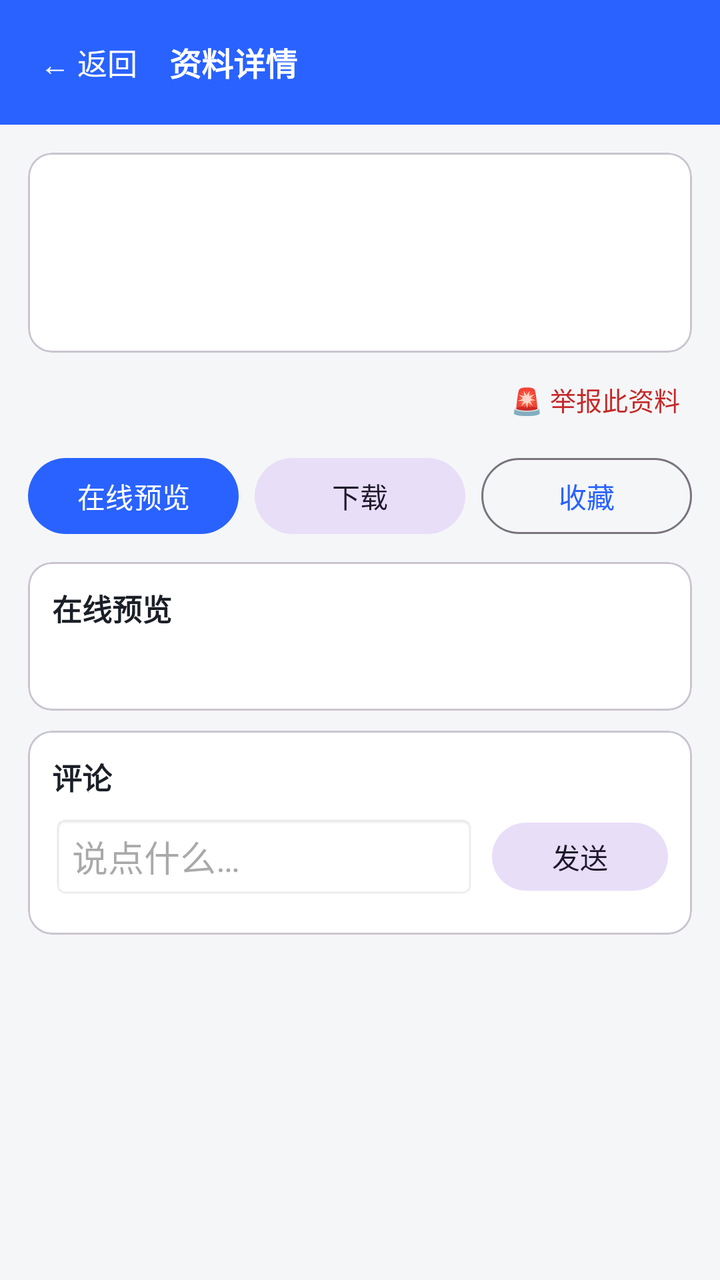
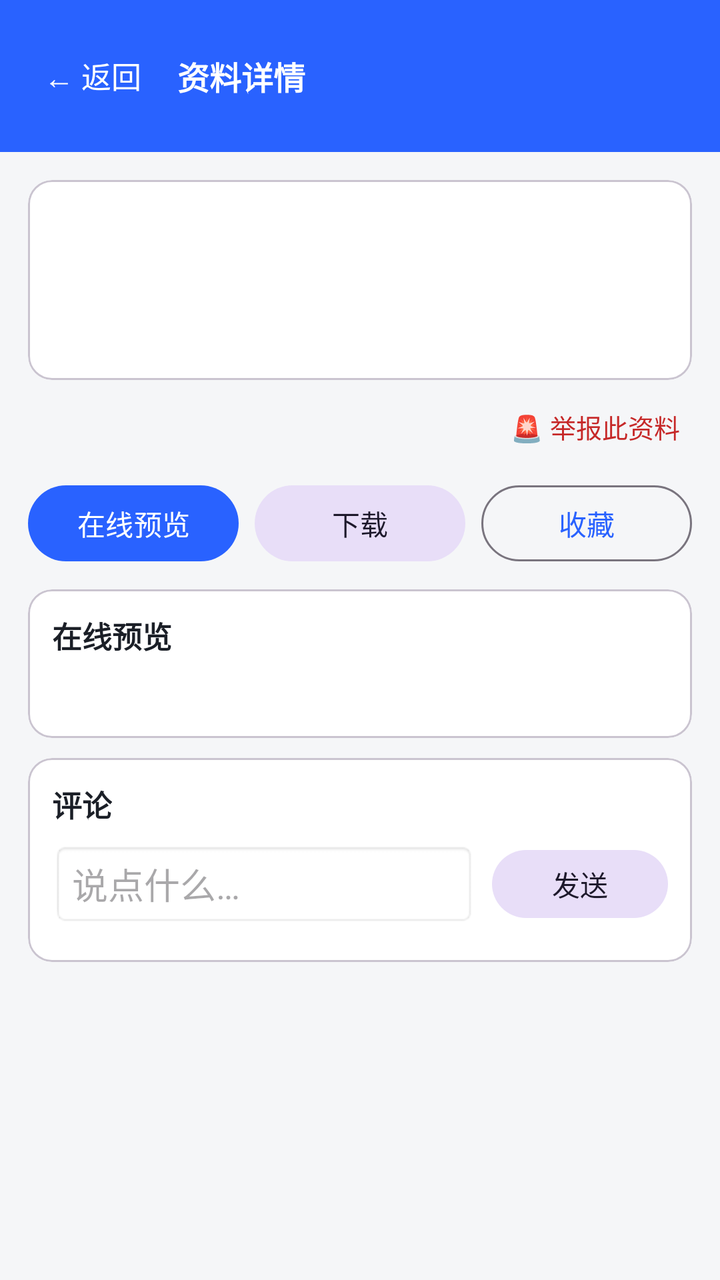

Compare the two renders of this Android layout. The source of the first and the diff that turns it into the second are given below.
<!-- AndroidManifest.xml: application theme Theme.ExamPrep -->
<!-- res/layout/activity_resource_detail.xml -->
<?xml version="1.0" encoding="utf-8"?>
<LinearLayout xmlns:android="http://schemas.android.com/apk/res/android"
    android:layout_width="match_parent" android:layout_height="match_parent"
    android:orientation="vertical" android:background="@color/bg">

    <LinearLayout
        android:layout_width="match_parent" android:layout_height="wrap_content"
        android:background="@color/primary" android:gravity="center_vertical"
        android:orientation="horizontal" android:padding="14dp">

        <TextView
            android:id="@+id/btnBack"
            android:layout_width="wrap_content" android:layout_height="wrap_content"
            android:padding="6dp" android:text="← 返回"
            android:textColor="#FFFFFF" android:textSize="15sp" />

        <TextView
            android:layout_width="0dp" android:layout_weight="1"
            android:layout_height="wrap_content" android:layout_marginStart="10dp"
            android:text="资料详情" android:textColor="#FFFFFF" android:textSize="16sp"
            android:textStyle="bold" />
    </LinearLayout>

    <ScrollView
        android:layout_width="match_parent" android:layout_height="0dp"
        android:layout_weight="1" android:fillViewport="true">

        <LinearLayout
            android:layout_width="match_parent" android:layout_height="wrap_content"
            android:orientation="vertical" android:padding="14dp">

            <com.google.android.material.card.MaterialCardView
                android:layout_width="match_parent" android:layout_height="wrap_content">
                <LinearLayout
                    android:layout_width="match_parent" android:layout_height="wrap_content"
                    android:orientation="vertical" android:padding="14dp">
                    <TextView
                        android:id="@+id/tvTitle"
                        android:layout_width="match_parent" android:layout_height="wrap_content"
                        android:textColor="@color/text_main" android:textSize="17sp"
                        android:textStyle="bold" />
                    <TextView
                        android:id="@+id/tvMeta"
                        style="@style/CardText" android:layout_marginTop="6dp" />
                    <TextView
                        android:id="@+id/tvDesc"
                        style="@style/CardText" android:layout_marginTop="8dp" />
                </LinearLayout>
            </com.google.android.material.card.MaterialCardView>

            <LinearLayout
                android:layout_width="match_parent" android:layout_height="wrap_content"
                android:layout_marginTop="8dp" android:gravity="end"
                android:orientation="horizontal">
                <TextView
                    android:id="@+id/btnReport"
                    android:layout_width="wrap_content" android:layout_height="wrap_content"
                    android:padding="6dp" android:text="🚨 举报此资料"
                    android:textColor="@color/wrong" android:textSize="13sp"
                    android:background="?attr/selectableItemBackground" />
                <TextView
                    android:id="@+id/btnAppeal"
                    android:layout_width="wrap_content" android:layout_height="wrap_content"
                    android:layout_marginStart="14dp" android:padding="6dp"
                    android:text="⚖️ 对下架结果申诉"
                    android:textColor="@color/primary" android:textSize="13sp"
                    android:visibility="gone"
                    android:background="?attr/selectableItemBackground" />
            </LinearLayout>

            <LinearLayout
                android:layout_width="match_parent" android:layout_height="wrap_content"
                android:layout_marginTop="10dp" android:orientation="horizontal">
                <com.google.android.material.button.MaterialButton
                    android:id="@+id/btnPreview"
                    android:layout_width="0dp" android:layout_weight="1"
                    android:layout_height="46dp" android:layout_marginEnd="4dp"
                    android:text="在线预览" />
                <com.google.android.material.button.MaterialButton
                    android:id="@+id/btnDownload"
                    style="@style/Widget.Material3.Button.TonalButton"
                    android:layout_width="0dp" android:layout_weight="1"
                    android:layout_height="46dp" android:layout_marginStart="4dp"
                    android:layout_marginEnd="4dp" android:text="下载" />
                <com.google.android.material.button.MaterialButton
                    android:id="@+id/btnFavorite"
                    style="@style/Widget.Material3.Button.OutlinedButton"
                    android:layout_width="0dp" android:layout_weight="1"
                    android:layout_height="46dp" android:layout_marginStart="4dp"
                    android:text="收藏" />
            </LinearLayout>

            <com.google.android.material.card.MaterialCardView
                android:layout_width="match_parent" android:layout_height="wrap_content"
                android:layout_marginTop="10dp">
                <LinearLayout
                    android:layout_width="match_parent" android:layout_height="wrap_content"
                    android:orientation="vertical" android:padding="12dp">
                    <TextView style="@style/CardTitle" android:text="在线预览" />
                    <androidx.recyclerview.widget.RecyclerView
                        android:id="@+id/rvPages"
                        android:layout_width="match_parent" android:layout_height="wrap_content"
                        android:layout_marginTop="8dp" />
                    <TextView
                        android:id="@+id/tvPreviewTip"
                        style="@style/StatLabel" android:layout_marginTop="4dp" />
                </LinearLayout>
            </com.google.android.material.card.MaterialCardView>

            <com.google.android.material.card.MaterialCardView
                android:layout_width="match_parent" android:layout_height="wrap_content"
                android:layout_marginTop="10dp" android:layout_marginBottom="16dp">
                <LinearLayout
                    android:layout_width="match_parent" android:layout_height="wrap_content"
                    android:orientation="vertical" android:padding="12dp">
                    <TextView style="@style/CardTitle" android:text="评论" />
                    <LinearLayout
                        android:layout_width="match_parent" android:layout_height="wrap_content"
                        android:layout_marginTop="8dp" android:gravity="center_vertical"
                        android:orientation="horizontal">
                        <EditText
                            android:id="@+id/etComment"
                            android:layout_width="0dp" android:layout_weight="1"
                            android:layout_height="42dp"
                            android:background="@android:drawable/editbox_background"
                            android:hint="说点什么…" android:inputType="text"
                            android:maxLines="1" android:paddingStart="10dp" android:paddingEnd="10dp" />
                        <com.google.android.material.button.MaterialButton
                            android:id="@+id/btnSend"
                            style="@style/Widget.Material3.Button.TonalButton"
                            android:layout_width="wrap_content" android:layout_height="42dp"
                            android:layout_marginStart="8dp" android:text="发送" />
                    </LinearLayout>
                    <androidx.recyclerview.widget.RecyclerView
                        android:id="@+id/rvComments"
                        android:layout_width="match_parent" android:layout_height="wrap_content"
                        android:layout_marginTop="6dp" />
                </LinearLayout>
            </com.google.android.material.card.MaterialCardView>
        </LinearLayout>
    </ScrollView>
</LinearLayout>
<!-- resources referenced by this layout -->
<resources>
  <color name="bg">#F5F6F8</color>
  <color name="primary">#2962FF</color>
  <color name="text_main">#1B1F27</color>
  <color name="wrong">#C62828</color>
  <style name="CardText">
          <item name="android:layout_width">match_parent</item>
          <item name="android:layout_height">wrap_content</item>
          <item name="android:textColor">@color/text_sub</item>
          <item name="android:textSize">13sp</item>
      </style>
  <style name="CardTitle">
          <item name="android:layout_width">wrap_content</item>
          <item name="android:layout_height">wrap_content</item>
          <item name="android:textColor">@color/text_main</item>
          <item name="android:textSize">15sp</item>
          <item name="android:textStyle">bold</item>
      </style>
  <style name="StatLabel">
          <item name="android:layout_width">wrap_content</item>
          <item name="android:layout_height">wrap_content</item>
          <item name="android:textColor">@color/text_sub</item>
          <item name="android:textSize">12sp</item>
      </style>
  <style name="Theme.ExamPrep" parent="Theme.Material3.DayNight.NoActionBar">
          <item name="colorPrimary">@color/primary</item>
          <item name="colorOnPrimary">#FFFFFF</item>
          <item name="colorPrimaryContainer">@color/chip_bg</item>
          <item name="colorSecondary">@color/accent</item>
          <item name="android:colorBackground">@color/bg</item>
          <item name="colorSurface">@color/card</item>
          <item name="android:statusBarColor">@color/primary</item>
          <item name="android:textColorPrimary">@color/text_main</item>
          <item name="android:textColorSecondary">@color/text_sub</item>
      </style>
  <color name="text_sub">#7A8190</color>
  <color name="chip_bg">#EEF2FF</color>
  <color name="accent">#00BFA5</color>
  <color name="card">#FFFFFF</color>
</resources>

<!-- the commit's change to res/layout/activity_resource_detail.xml (unified diff, before → after) -->
@@ -9,6 +9,7 @@
         android:orientation="horizontal" android:padding="14dp">
 
         <TextView
+            style="@style/TopAction"
             android:id="@+id/btnBack"
             android:layout_width="wrap_content" android:layout_height="wrap_content"
             android:padding="6dp" android:text="← 返回"
<!-- resource entries referenced after the edit -->
@@ -23,6 +23,18 @@
           <item name="android:textColor">@color/text_sub</item>
           <item name="android:textSize">12sp</item>
       </style>
+  <style name="TopAction">
+          <item name="android:layout_width">wrap_content</item>
+          <item name="android:layout_height">wrap_content</item>
+          <item name="android:minWidth">48dp</item>
+          <item name="android:minHeight">48dp</item>
+          <item name="android:gravity">center</item>
+          <item name="android:paddingStart">8dp</item>
+          <item name="android:paddingEnd">8dp</item>
+          <item name="android:textColor">#FFFFFF</item>
+          <item name="android:textSize">15sp</item>
+          <item name="android:background">?attr/selectableItemBackground</item>
+      </style>
   <style name="Theme.ExamPrep" parent="Theme.Material3.DayNight.NoActionBar">
           <item name="colorPrimary">@color/primary</item>
           <item name="colorOnPrimary">#FFFFFF</item>
@@ -34,7 +46,7 @@
           <item name="android:textColorPrimary">@color/text_main</item>
           <item name="android:textColorSecondary">@color/text_sub</item>
       </style>
-  <color name="text_sub">#7A8190</color>
+  <color name="text_sub">#5C6472</color>
   <color name="chip_bg">#EEF2FF</color>
   <color name="accent">#00BFA5</color>
   <color name="card">#FFFFFF</color>
